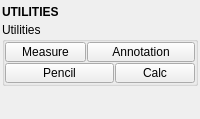
Above: tentacle/ui/utilities.ui from m3trik/tentacle before the change. Below: the same form after it.
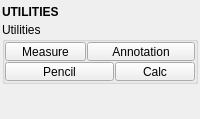
That is the form after the change. Custom widgets are drawn as their Qt base class.

Diff of the .ui file:
```diff
--- a/tentacle/ui/utilities.ui
+++ b/tentacle/ui/utilities.ui
@@ -98,13 +98,13 @@
            <property name="minimumSize">
             <size>
              <width>0</width>
-             <height>20</height>
+             <height>19</height>
             </size>
            </property>
            <property name="maximumSize">
             <size>
              <width>16777215</width>
-             <height>20</height>
+             <height>19</height>
             </size>
            </property>
            <property name="toolTip">
@@ -129,13 +129,13 @@
            <property name="minimumSize">
             <size>
              <width>0</width>
-             <height>20</height>
+             <height>19</height>
             </size>
            </property>
            <property name="maximumSize">
             <size>
              <width>16777215</width>
-             <height>20</height>
+             <height>19</height>
             </size>
            </property>
            <property name="toolTip">
@@ -160,13 +160,13 @@
            <property name="minimumSize">
             <size>
              <width>0</width>
-             <height>20</height>
+             <height>19</height>
             </size>
            </property>
            <property name="maximumSize">
             <size>
              <width>16777215</width>
-             <height>20</height>
+             <height>19</height>
             </size>
            </property>
            <property name="toolTip">
@@ -194,13 +194,13 @@
            <property name="minimumSize">
             <size>
              <width>55</width>
-             <height>20</height>
+             <height>19</height>
             </size>
            </property>
            <property name="maximumSize">
             <size>
              <width>16777215</width>
-             <height>20</height>
+             <height>19</height>
             </size>
            </property>
            <property name="toolTip">
```
